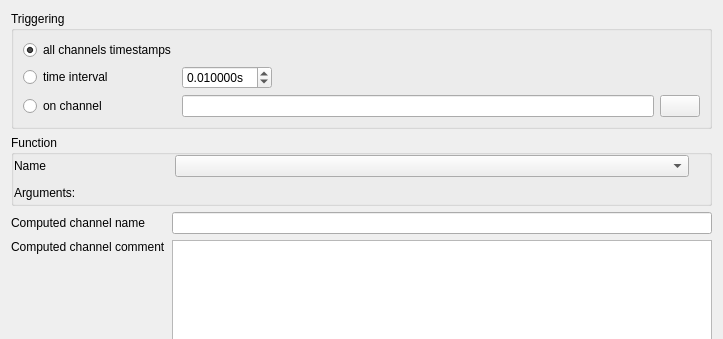
First picture: the form in asammdf/gui/ui/define_channel_dialog.ui, repository danielhrisca/asammdf, before the edit; both pictures show x 0 to 723 and y 0 to 339 of the 723 by 517 pixel window.
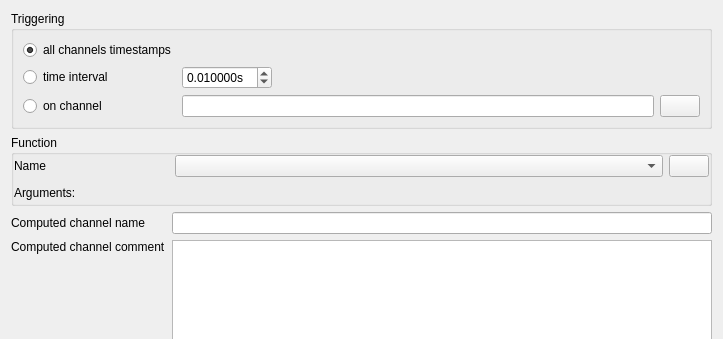
Second picture: the form after the edit. Icons and pictures are not drawn.

```diff
--- a/asammdf/gui/ui/define_channel_dialog.ui
+++ b/asammdf/gui/ui/define_channel_dialog.ui
@@ -250,21 +250,16 @@
         </property>
        </spacer>
       </item>
-      <item row="1" column="2">
-       <spacer name="horizontalSpacer_2">
-        <property name="orientation">
-         <enum>Qt::Horizontal</enum>
+      <item row="0" column="2">
+       <widget class="QPushButton" name="show_definition_btn">
+        <property name="text">
+         <string/>
         </property>
-        <property name="sizeType">
-         <enum>QSizePolicy::Fixed</enum>
+        <property name="icon">
+         <iconset resource="resource.qrc">
+          <normaloff>:/info.png</normaloff>:/info.png</iconset>
         </property>
-        <property name="sizeHint" stdset="0">
-         <size>
-          <width>20</width>
-          <height>20</height>
-         </size>
-        </property>
-       </spacer>
+       </widget>
       </item>
      </layout>
     </widget>
```
